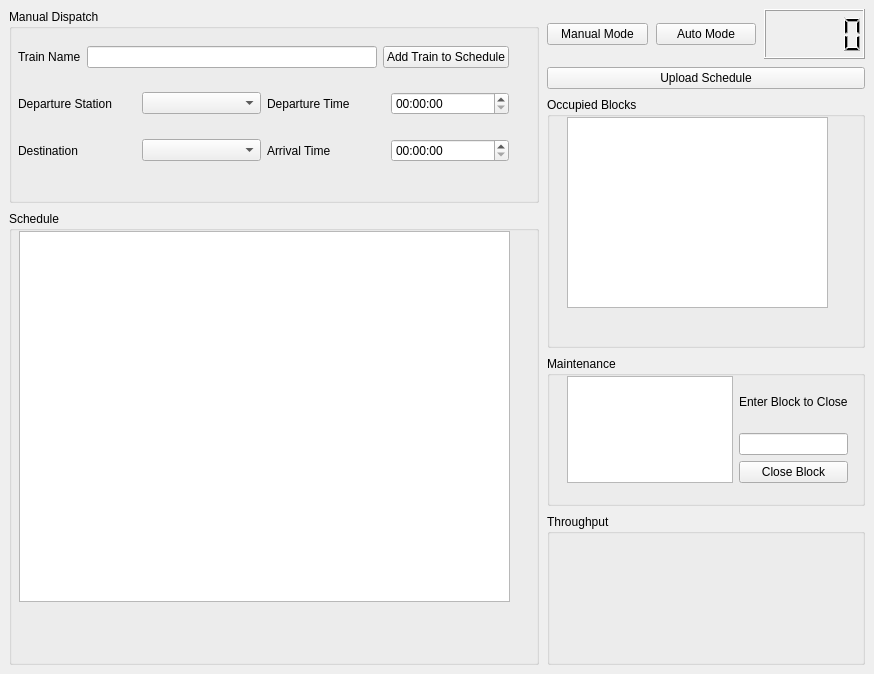
Qt form CTC/CTC_UI.ui (asmithie13/ECE-1140) before a commit.
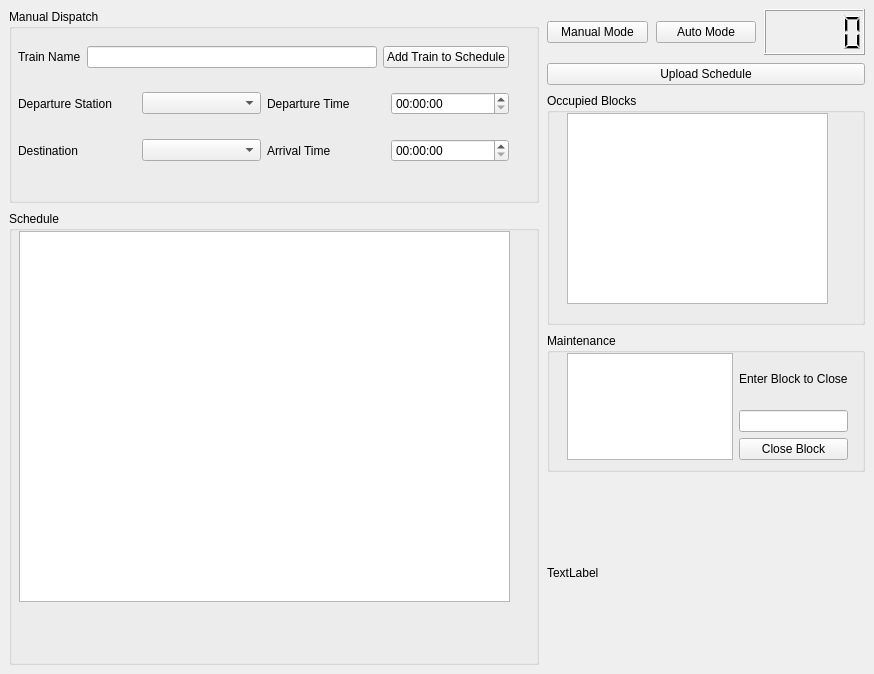
The same form after that commit.

Commit message: Updates on throughput graph functionality

Diff of the .ui file:
```diff
--- a/CTC/CTC_UI.ui
+++ b/CTC/CTC_UI.ui
@@ -160,7 +160,7 @@
        </layout>
       </item>
       <item>
-       <layout class="QVBoxLayout" name="CTC_TabCol2" stretch="1,1,5,3,3">
+       <layout class="QVBoxLayout" name="CTC_TabCol2" stretch="1,1,5,3,4">
         <item>
          <layout class="QHBoxLayout" name="ModeButtonLayout">
           <item>
@@ -668,29 +668,13 @@
          </widget>
         </item>
         <item>
-         <widget class="QGroupBox" name="groupBox">
-          <property name="title">
-           <string>Throughput</string>
+         <widget class="QLabel" name="ThroughputGraphLabel">
+          <property name="text">
+           <string>TextLabel</string>
           </property>
-          <widget class="QWidget" name="horizontalLayoutWidget_2">
-           <property name="geometry">
-            <rect>
-             <x>9</x>
-             <y>19</y>
-             <width>281</width>
-             <height>101</height>
-            </rect>
-           </property>
-           <layout class="QHBoxLayout" name="ThroughputGraphLayout">
-            <item>
-             <widget class="QLabel" name="ThroughputGraphLabel">
-              <property name="text">
-               <string/>
-              </property>
-             </widget>
-            </item>
-           </layout>
-          </widget>
+          <property name="scaledContents">
+           <bool>true</bool>
+          </property>
          </widget>
         </item>
        </layout>
```
The commit also changes 5 other files.
